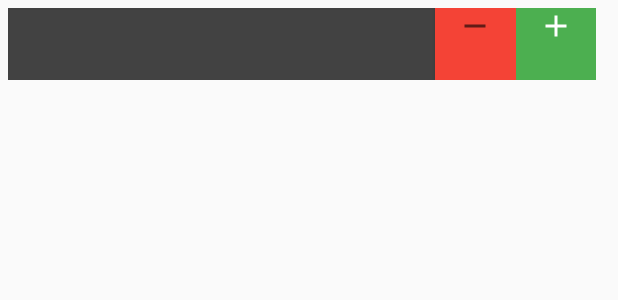
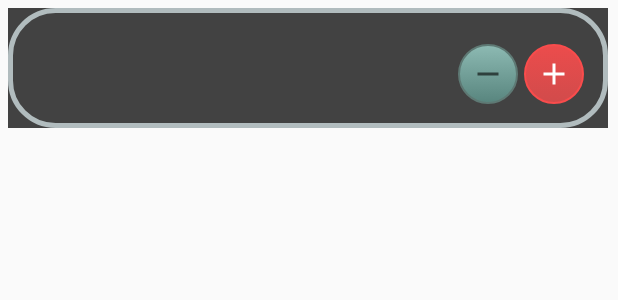
Before and after one commit to minosse99/TrackMyPantry, an Android app: the layout fragment_item.xml on its own in the app's theme, with its tools: preview values and no code run, on a phone screen of 412 x 824 dp. Shown: the top 300 px of the screen. Run offline under Robolectric (Android 15) with nearby library versions, the light colour scheme and no system bars.

Commit message:
add layout features

```diff
--- a/app/src/main/java/com/example/mypantry/ItemRecyclerViewAdapter.java
+++ b/app/src/main/java/com/example/mypantry/ItemRecyclerViewAdapter.java
@@ -3,6 +3,7 @@ package com.example.mypantry;
 import android.app.AlertDialog;
 import android.content.Context;
 import android.content.DialogInterface;
+import android.media.Image;
 import android.support.design.widget.Snackbar;
 import android.support.v4.app.Fragment;
 import android.support.v7.widget.RecyclerView;
@@ -11,6 +12,7 @@ import android.view.LayoutInflater;
 import android.view.View;
 import android.view.ViewGroup;
 import android.widget.Button;
+import android.widget.ImageButton;
 import android.widget.Switch;
 import android.widget.TextView;
 import android.widget.Toast;
@@ -74,7 +76,7 @@ public class    ItemRecyclerViewAdapter extends RecyclerView.Adapter<ItemRecycle
             mContentView = (TextView) view.findViewById(R.id.content);
             mDescriptionView = (TextView) view.findViewById(R.id.description);
 
-            Button btnAdd = (Button) view.findViewById(R.id.addBtn);//press Add Button to increment Quantity
+            ImageButton btnAdd = (ImageButton) view.findViewById(R.id.addBtn);//press Add Button to increment Quantity
             btnAdd.setOnClickListener(v-> {
                 if(mValues.remove(mItem)) {
                     DummyItem a = mItem.getItem();
@@ -85,7 +87,7 @@ public class    ItemRecyclerViewAdapter extends RecyclerView.Adapter<ItemRecycle
                     });
 
 
-            Button btnSub = (Button) view.findViewById(R.id.dltBtn);
+            ImageButton btnSub = (ImageButton) view.findViewById(R.id.dltBtn);
             btnSub.setOnClickListener(v-> {         //press Sub Button to decrement Quantity
                 if(mItem.getItem().quantity > 1 && mValues.remove(mItem)) {
                     DummyItem a = mItem.getItem();
--- /dev/null
+++ b/app/src/main/res/drawable-v24/button_add.xml
@@ -0,0 +1,24 @@
+<?xml version="1.0" encoding="utf-8"?>
+<selector xmlns:android="http://schemas.android.com/apk/res/android" >
+    <item android:state_pressed="true" >
+        <shape android:shape="oval"  >
+            <corners android:radius="3dip" />
+            <stroke android:width="1dip" android:color="#F93535" />
+            <gradient android:angle="-90" android:startColor="#F93535" android:endColor="#F93535"  />
+        </shape>
+    </item>
+    <item android:state_focused="true">
+        <shape android:shape="oval"  >
+
+            <stroke android:width="1dip" android:color="#F93535" />
+            <solid android:color="#F93535"/>
+        </shape>
+    </item>
+    <item >
+        <shape android:shape="oval"  >
+
+            <stroke android:width="1dip" android:color="#F94C4C" />
+            <gradient android:angle="-90" android:startColor="#EC4C4C" android:endColor="#D14B4B" />
+        </shape>
+    </item>
+</selector>
--- /dev/null
+++ b/app/src/main/res/drawable-v24/layout_base.xml
@@ -0,0 +1,7 @@
+<?xml version="1.0" encoding="UTF-8"?>
+<shape xmlns:android="http://schemas.android.com/apk/res/android" android:layout_height="wrap_content" android:layout_width="match_parent">
+    <solid android:color="@color/cardview_dark_background"/>
+    <stroke android:width="3dp" android:color="#B1BCBE" />
+    <corners android:radius="30dp"/>
+    <padding android:left="0dp" android:top="0dp" android:right="0dp" android:bottom="0dp" />
+</shape>
--- /dev/null
+++ b/app/src/main/res/drawable/button_less.xml
@@ -0,0 +1,24 @@
+<?xml version="1.0" encoding="utf-8"?>
+<selector xmlns:android="http://schemas.android.com/apk/res/android" >
+    <item android:state_pressed="true" >
+        <shape android:shape="oval"  >
+            <corners android:radius="3dip" />
+            <stroke android:width="1dip" android:color="#5e7974" />
+            <gradient android:angle="-90" android:startColor="#345953" android:endColor="#689a92"  />
+        </shape>
+    </item>
+    <item android:state_focused="true">
+        <shape android:shape="oval"  >
+
+            <stroke android:width="1dip" android:color="#5e7974" />
+            <solid android:color="#58857e"/>
+        </shape>
+    </item>
+    <item >
+        <shape android:shape="oval"  >
+
+            <stroke android:width="1dip" android:color="#5e7974" />
+            <gradient android:angle="-90" android:startColor="#8dbab3" android:endColor="#58857e" />
+        </shape>
+    </item>
+</selector>
--- /dev/null
+++ b/app/src/main/res/drawable/ic_add.xml
@@ -0,0 +1,10 @@
+<vector xmlns:android="http://schemas.android.com/apk/res/android"
+    android:width="24dp"
+    android:height="24dp"
+    android:viewportWidth="24"
+    android:viewportHeight="24"
+    android:tint="?attr/colorControlNormal">
+  <path
+      android:fillColor="@android:color/white"
+      android:pathData="M19,13h-6v6h-2v-6H5v-2h6V5h2v6h6V13z"/>
+</vector>
--- /dev/null
+++ b/app/src/main/res/drawable/ic_remove.xml
@@ -0,0 +1,10 @@
+<vector xmlns:android="http://schemas.android.com/apk/res/android"
+    android:width="24dp"
+    android:height="24dp"
+    android:viewportWidth="24"
+    android:viewportHeight="24"
+    android:tint="?attr/colorControlNormal">
+  <path
+      android:fillColor="@android:color/white"
+      android:pathData="M19,13H5v-2h14v2z"/>
+</vector>
--- a/app/src/main/res/layout/fragment_item.xml
+++ b/app/src/main/res/layout/fragment_item.xml
@@ -1,44 +1,74 @@
 <?xml version="1.0" encoding="utf-8"?>
 <LinearLayout xmlns:android="http://schemas.android.com/apk/res/android"
+    xmlns:app="http://schemas.android.com/apk/res-auto"
+    xmlns:tools="http://schemas.android.com/tools"
     android:layout_width="wrap_content"
     android:layout_height="wrap_content"
     android:layout_margin="5dp"
+
     android:background="@color/cardview_dark_background"
     android:maxHeight="25dp"
     android:minHeight="20dp">
 
+    <android.support.constraint.ConstraintLayout
+        android:background="@drawable/layout_base"
+        android:layout_width="400dp"
+        android:layout_height="80dp">
 
         <TextView
             android:id="@+id/content"
-        android:layout_width="60dp"
-        android:layout_height="match_parent"
+            android:layout_width="44dp"
+            android:layout_height="36dp"
             android:layout_margin="0.5dp"
-        android:textAppearance="?attr/textAppearanceListItem" />
+            android:textAppearance="?attr/textAppearanceListItem"
+            app:layout_constraintBottom_toBottomOf="parent"
+            app:layout_constraintEnd_toStartOf="@+id/description"
+            app:layout_constraintHorizontal_bias="0.771"
+            app:layout_constraintStart_toStartOf="parent"
+            app:layout_constraintTop_toTopOf="parent" />
 
         <TextView
             android:id="@+id/description"
-        android:layout_width="222dp"
-        android:layout_height="match_parent"
+            android:layout_width="211dp"
+            android:layout_height="43dp"
             android:layout_margin="0.5dp"
+            android:layout_marginEnd="8dp"
             android:fontFamily="sans-serif-medium"
-        android:textAppearance="?attr/textAppearanceListItem" />
+            android:textAppearance="?attr/textAppearanceListItem"
+            app:layout_constraintBottom_toBottomOf="parent"
+            app:layout_constraintEnd_toStartOf="@+id/dltBtn"
+            app:layout_constraintHorizontal_bias="0.931"
+            app:layout_constraintStart_toStartOf="parent"
+            app:layout_constraintTop_toTopOf="parent"
+            app:layout_constraintVertical_bias="0.513" />
 
-    <Button
+        <ImageButton
             android:id="@+id/dltBtn"
-        android:layout_width="54dp"
-        android:layout_height="match_parent"
-        android:layout_marginEnd="0dp"
+            android:layout_width="40dp"
+            android:layout_height="40dp"
+            android:layout_marginStart="300dp"
             android:layout_weight="0.2"
-        android:background="#F44336"
-        android:drawableTop="@drawable/ic_baseline_remove_24" />
+            android:background="@drawable/button_less"
+            android:src="@drawable/ic_baseline_remove_24"
+            app:layout_constraintBottom_toBottomOf="parent"
+            app:layout_constraintStart_toStartOf="parent"
+            app:layout_constraintTop_toTopOf="parent"
+            app:layout_constraintVertical_bias="0.6" />
 
-    <Button
+        <ImageButton
             android:id="@+id/addBtn"
-        android:layout_width="53dp"
-        android:layout_height="match_parent"
-        android:layout_marginEnd="0dp"
+            android:layout_width="40dp"
+            android:layout_height="40dp"
+            android:layout_marginStart="4dp"
             android:layout_weight="1"
-        android:background="#4CAF50"
-        android:drawableTop="@drawable/ic_baseline_add_24" />
+            android:background="@drawable/button_add"
+            android:src="@drawable/ic_baseline_add_24"
+            app:layout_constraintBottom_toBottomOf="parent"
+            app:layout_constraintEnd_toEndOf="parent"
+            app:layout_constraintHorizontal_bias="0.0"
+            app:layout_constraintStart_toEndOf="@+id/dltBtn"
+            app:layout_constraintTop_toTopOf="parent"
+            app:layout_constraintVertical_bias="0.6" />
+    </android.support.constraint.ConstraintLayout>
 
 </LinearLayout>
--- a/gradle.properties
+++ b/gradle.properties
@@ -7,6 +7,7 @@
 # Specifies the JVM arguments used for the daemon process.
 # The setting is particularly useful for tweaking memory settings.
 org.gradle.jvmargs=-Xmx2048m -Dfile.encoding=UTF-8
+android.useAndroidX=true
 # When configured, Gradle will run in incubating parallel mode.
 # This option should only be used with decoupled projects. More details, visit
 # http://www.gradle.org/docs/current/userguide/multi_project_builds.html#sec:decoupled_projects
```
Lines whose indentation alone changed are shown as unchanged.
